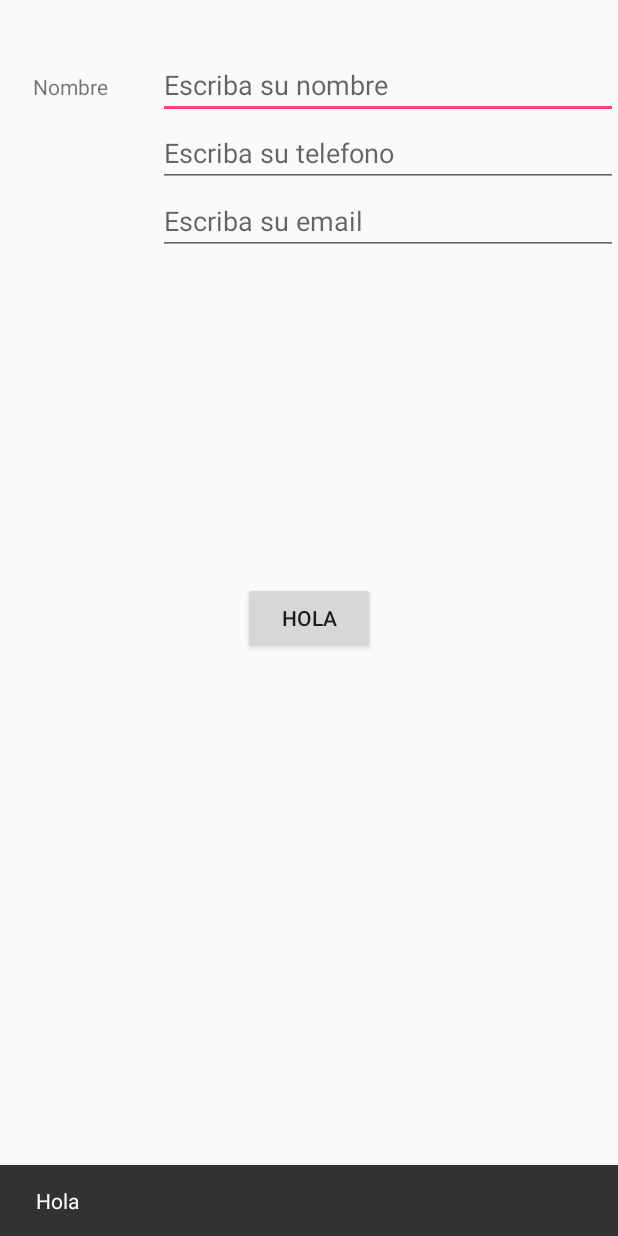
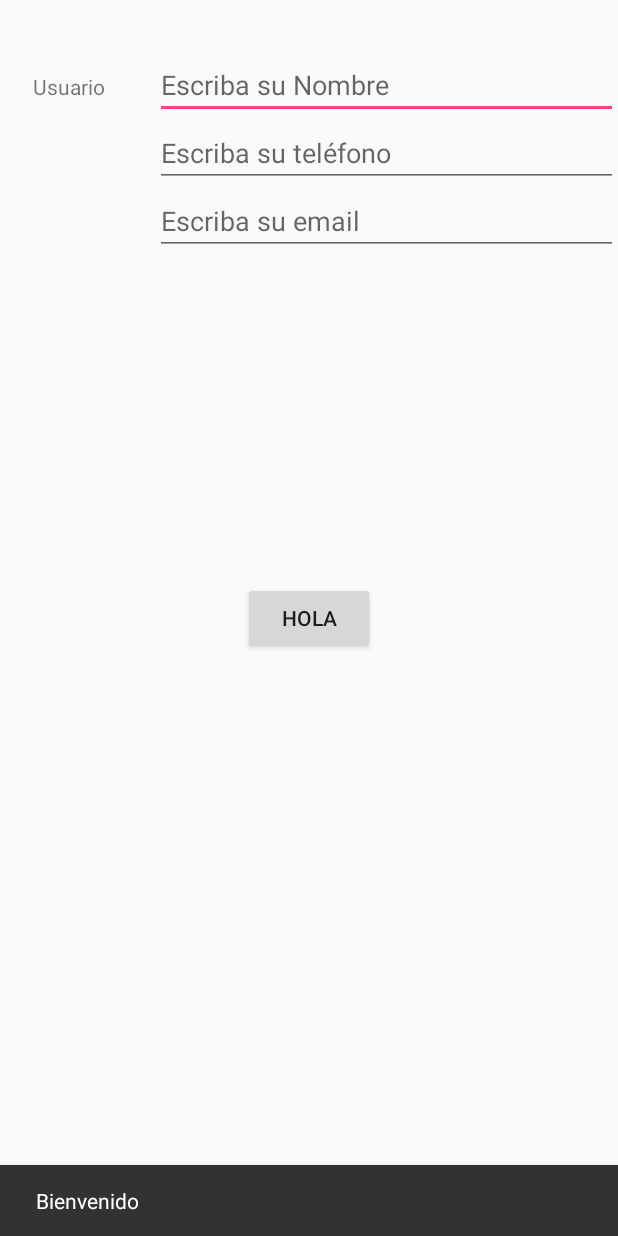
Before and after one commit to AndroidAppsTemplates/App, an Android app: the screen it shows after launch (MainActivity), after a tap on "HOLA", on a phone screen of 412 x 824 dp. Run offline under Robolectric (Android 15) with nearby library versions, the phone set to English and light mode, and no system bars; our stand-ins replace ButterKnife.

Commit message:
Add support i18n es en pt

```diff
--- a/app/src/main/java/com/example/virux/app/MainActivity.java
+++ b/app/src/main/java/com/example/virux/app/MainActivity.java
@@ -33,10 +33,11 @@ public class MainActivity extends AppCompatActivity {
 
     public void clicarButton(View v) {
 
-        Log.i("CLICK", "El usuario ingreso el texto: " + nombreEditText.getText().toString());
+        //Log.i("CLICK", "El usuario ingreso el texto: " + nombreEditText.getText().toString());
+        String saludo = getString(R.string.bienvenido);
 
         Snackbar.make(v,
-                "Hola "+nombreEditText.getText().toString()+" "+
+                saludo+" "+nombreEditText.getText().toString()+" "+
                 telefonoEditText.getText().toString()+" "+
                 emailEditText.getText().toString(),
                 Snackbar.LENGTH_SHORT)
--- a/app/src/main/res/layout/activity_main.xml
+++ b/app/src/main/res/layout/activity_main.xml
@@ -6,7 +6,7 @@
     <Button
         android:layout_width="wrap_content"
         android:layout_height="wrap_content"
-        android:text="Hola"
+        android:text="@string/btn_hola"
         android:id="@+id/button"
         android:onClick="clicarButton"
         android:layout_centerVertical="true"
@@ -25,12 +25,12 @@
         android:layout_marginStart="33dp"
         android:layout_alignParentRight="true"
         android:layout_alignParentEnd="true"
-        android:hint="Escriba su nombre" />
+        android:hint="@string/escriba_nombre" />
 
     <TextView
         android:layout_width="wrap_content"
         android:layout_height="wrap_content"
-        android:text="Nombre"
+        android:text="@string/nombre"
         android:id="@+id/textViewNombre"
         android:layout_alignParentTop="true"
         android:layout_alignParentLeft="true"
@@ -50,7 +50,7 @@
         android:layout_alignStart="@+id/editTextNombre"
         android:layout_alignRight="@+id/editTextNombre"
         android:layout_alignEnd="@+id/editTextNombre"
-        android:hint="Escriba su telefono" />
+        android:hint="@string/escriba_telefono" />
 
     <EditText
         android:layout_width="wrap_content"
@@ -63,6 +63,6 @@
         android:layout_alignStart="@+id/editTextTelefono"
         android:layout_alignRight="@+id/editTextTelefono"
         android:layout_alignEnd="@+id/editTextTelefono"
-        android:hint="Escriba su email" />
+        android:hint="@string/escriba_email" />
 
 </RelativeLayout>
--- a/app/src/main/res/values/strings.xml
+++ b/app/src/main/res/values/strings.xml
@@ -1,4 +1,10 @@
 <resources>
     <string name="app_name">App</string>
-    <string name="action_settings">Settings</string>
+    <string name="nombre">Usuario</string>
+    <string name="escriba_nombre">Escriba su Nombre</string>
+    <string name="escriba_telefono">Escriba su teléfono</string>
+    <string name="escriba_email">Escriba su email</string>
+    <string name="btn_hola">Hola</string>
+    <string name="action_settings" translatable="false">Configuracion</string>
+    <string name="bienvenido">Bienvenido</string>
 </resources>
```
Also changed, not shown: 2 other files.
